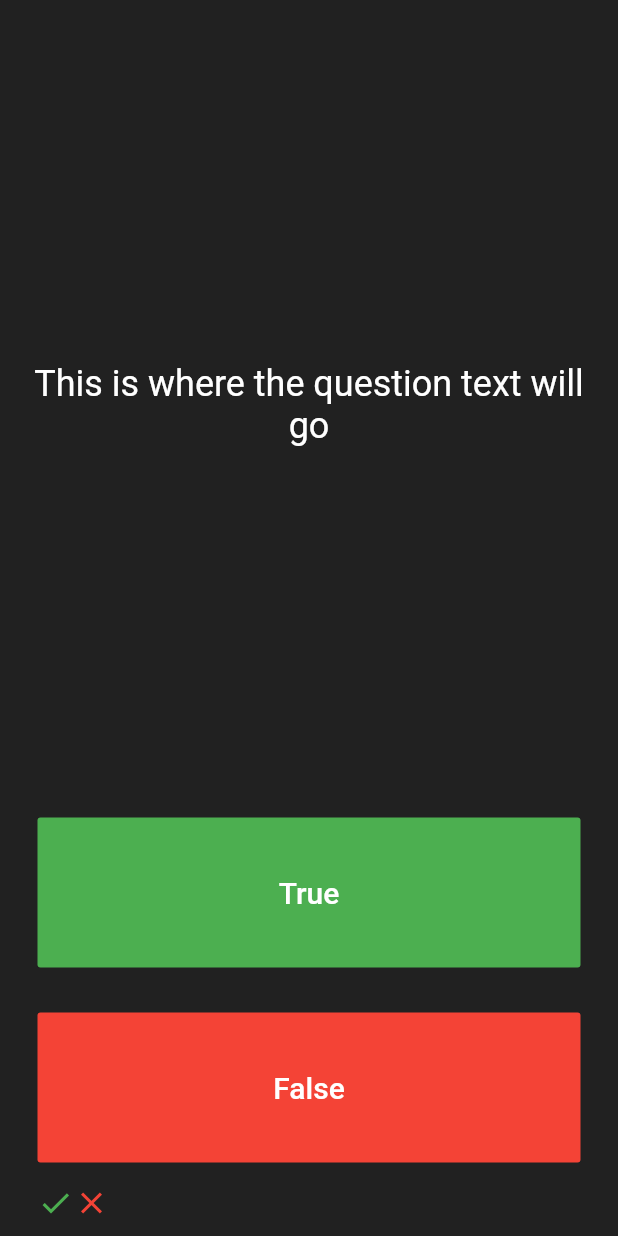
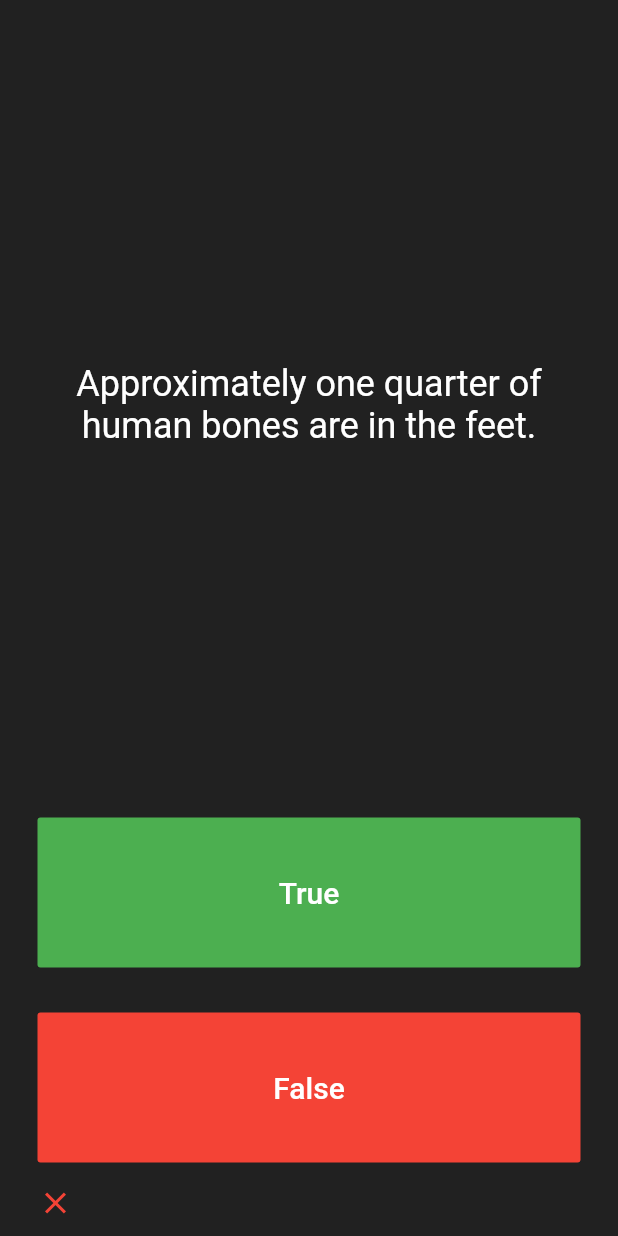
Before and after one commit to hazirah229/quiz_flutter, a Flutter app: the screen it shows after launch, after a tap on "True", on a phone screen of 412 x 824 dp. Run offline on Flutter 3.47's test engine with Material 2 defaults, Android fonts, the phone set to English and light mode, and no system bars.

Commit message:
add class Question (question bank), answer checker func

```diff
--- a/lib/main.dart
+++ b/lib/main.dart
@@ -1,11 +1,14 @@
+import 'dart:math';
+
 import 'package:flutter/material.dart';
 import 'package:flutter/rendering.dart';
+import 'package:quiz_flutter/question.dart';
 
 void main() {
-  runApp(MyApp());
+  runApp(Quizzies());
 }
 
-class MyApp extends StatelessWidget {
+class Quizzies extends StatelessWidget {
   @override
   Widget build(BuildContext context) {
     return MaterialApp(
@@ -33,15 +36,22 @@ class QuizPage extends StatefulWidget {
 
 class _QuizPageState extends State<QuizPage> {
 
-  List<Widget> scoreKeeper = [
-    Icon(
-      Icons.check,
-      color: Colors.green,
-    ),
-    Icon(
-      Icons.close,
-      color: Colors.red,
-    ),
+  List<Widget> scoreKeeper = [];
+  // List<String> question = [
+  //   'You can lead a cow down stairs but not up stairs.',
+  //   'Approximately one quarter of human bones are in the feet.',
+  //   'A slug\'s blood is green.'
+  // ];
+  //
+   int questNum = 0;
+  // List<bool> answers = [false, true, false];
+  //
+  // Question quest = Question(q: 'You can lead a cow down stairs but not up stairs.', a: false);
+
+  List<Question> questLs = [
+    Question(q: 'You can lead a cow down stairs but not up stairs.', a: false),
+    Question(q: 'Approximately one quarter of human bones are in the feet.', a: true),
+    Question(q: 'A slug\'s blood is green.', a: false)
   ];
 
   @override
@@ -56,7 +66,8 @@ class _QuizPageState extends State<QuizPage> {
             padding: EdgeInsets.all(10.0),
             child: Center(
               child: Text(
-                'This is where the question text will go',
+                //question[questNum],
+                questLs[questNum].questionQ,
                 textAlign: TextAlign.center,
                   style: TextStyle(
                       fontSize: 24.0,
@@ -76,9 +87,25 @@ class _QuizPageState extends State<QuizPage> {
                 ),
               ),
               onPressed: () {
+                //bool correctAns = answers[questNum];
+                bool correctAns = questLs[questNum].answerA;
+                if(correctAns == true) {
+                  print('User got it right');
                   scoreKeeper.add(
                     Icon(Icons.check, color: Colors.green,),
                   );
+                } else {
+                  print('User got it wrong');
+                  scoreKeeper.add(
+                    Icon(Icons.close, color: Colors.red,),
+                  );
+                }
+                setState(() {
+                  questNum = Random().nextInt(3);
+                });
+                // scoreKeeper.add(
+                //   Icon(Icons.check, color: Colors.green,),
+                // );
               },
             ),
           ),
@@ -95,9 +122,23 @@ class _QuizPageState extends State<QuizPage> {
                 ),
               ),
               onPressed: () {
+                //bool correctAns = answers[questNum];
+                bool correctAns = questLs[questNum].answerA;
+                if(correctAns == false) {
+                  print('User got it right');
+                  scoreKeeper.add(
+                    Icon(Icons.check, color: Colors.green,),
+                  );
+                } else {
+                  print('User got it wrong');
                   scoreKeeper.add(
                     Icon(Icons.close, color: Colors.red,),
                   );
+                }
+                setState(() {
+                  questNum = Random().nextInt(2);
+                });
+
               },
             ),
           ),
@@ -112,3 +153,9 @@ class _QuizPageState extends State<QuizPage> {
     );
   }
 }
+
+/*
+Question1: 'You can lead a cow down stairs but not up stairs.', false,
+Question2: 'Approximately one quarter of human bones are in the feet.', true,
+Question3: 'A slug\'s blood is green.', true,
+*/
--- /dev/null
+++ b/lib/question.dart
@@ -0,0 +1,10 @@
+class Question {
+
+  String questionQ;
+  bool answerA;
+
+  Question({String q, bool a}) {
+    questionQ = q;
+    answerA = a;
+  }
+}
```
Also changed, not shown: 1 other file. Lines whose indentation alone changed are shown as unchanged.
